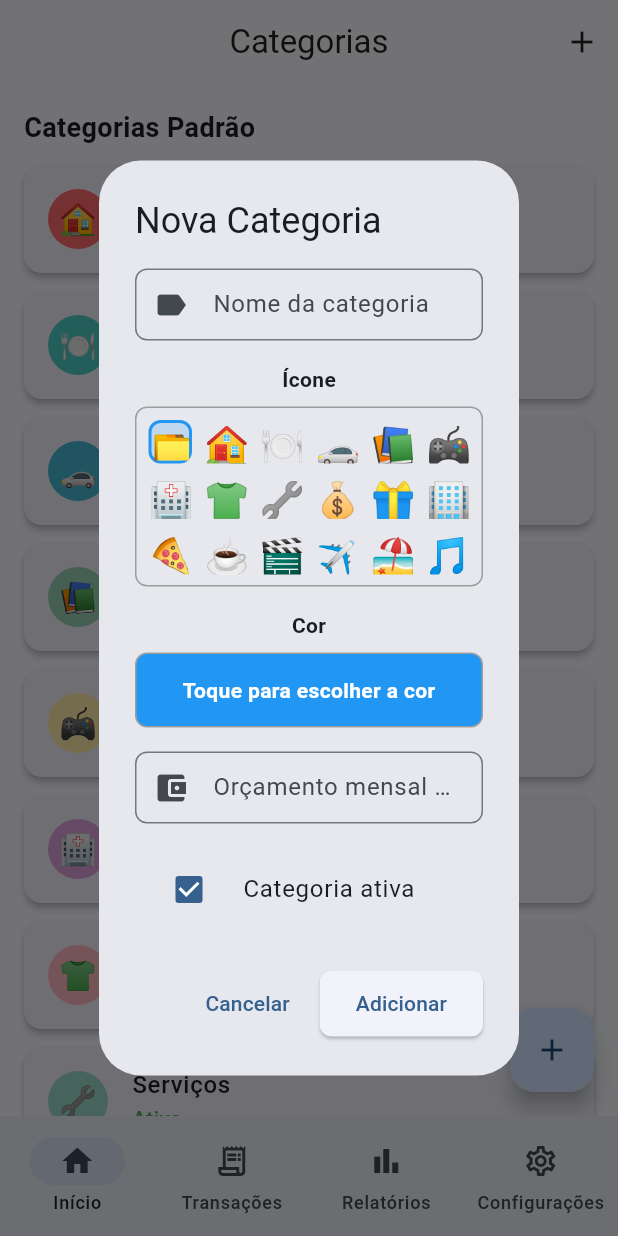
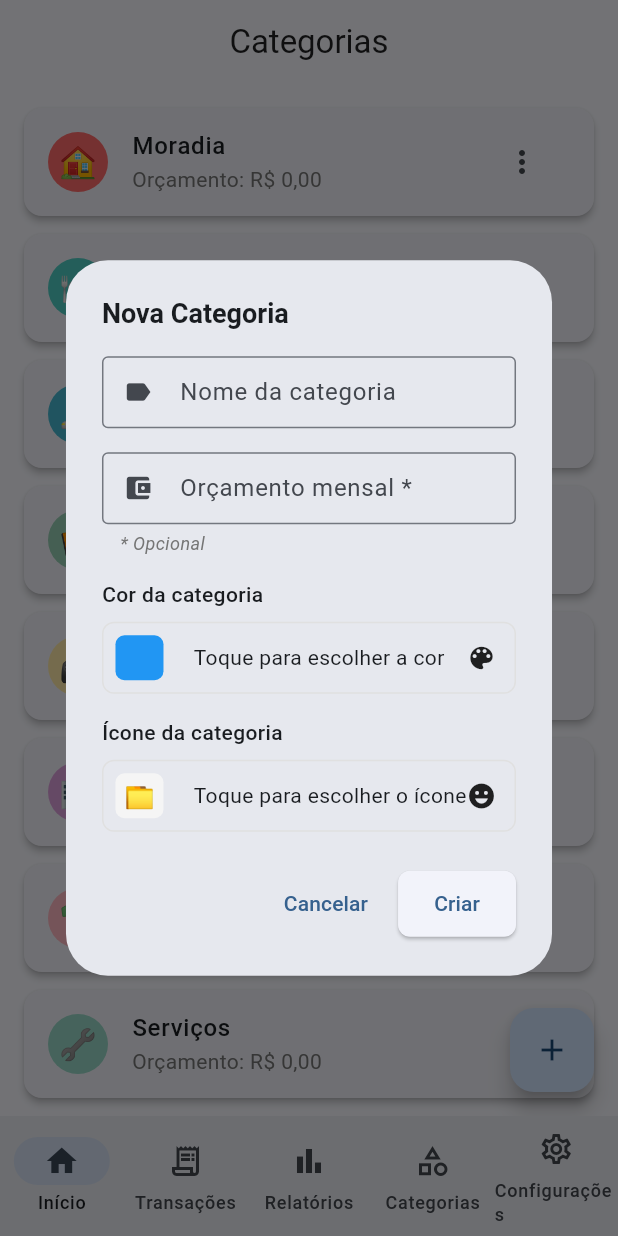
Before and after one commit to gabrielrossiom/app_financeiro_pessoal, a Flutter app: the CategoriesScreen screen opened by its route, after a tap on the "add" icon, on a phone screen of 412 x 824 dp. Run offline on Flutter 3.47's test engine with Material 3 defaults, Android fonts, the phone set to English and light mode, and no system bars; our stand-ins replace fl_chart, flutter_colorpicker, go_router, sqflite; accounts and stored records are empty.

Commit message:
Categorias ok

```diff
--- a/lib/main.dart
+++ b/lib/main.dart
@@ -182,7 +182,6 @@ class _ScaffoldWithNavigationBarState extends State<ScaffoldWithNavigationBar> {
           setState(() {
             _currentIndex = index;
           });
-
           switch (index) {
             case 0:
               context.go('/');
@@ -194,6 +193,9 @@ class _ScaffoldWithNavigationBarState extends State<ScaffoldWithNavigationBar> {
               context.go('/reports');
               break;
             case 3:
+              context.go('/categories');
+              break;
+            case 4:
               context.go('/settings');
               break;
           }
@@ -215,6 +217,11 @@ class _ScaffoldWithNavigationBarState extends State<ScaffoldWithNavigationBar> {
             label: 'Relatórios',
           ),
           NavigationDestination(
+            icon: Icon(Icons.category_outlined),
+            selectedIcon: Icon(Icons.category),
+            label: 'Categorias',
+          ),
+          NavigationDestination(
             icon: Icon(Icons.settings_outlined),
             selectedIcon: Icon(Icons.settings),
             label: 'Configurações',
--- a/lib/models/category.dart
+++ b/lib/models/category.dart
@@ -7,7 +7,6 @@ class Category {
   final String color;
   final double? monthlyBudget;
   final bool isActive;
-  final bool isCustom;
   final DateTime createdAt;
   final DateTime updatedAt;
 
@@ -18,7 +17,6 @@ class Category {
     required this.color,
     this.monthlyBudget,
     this.isActive = true,
-    this.isCustom = false,
     DateTime? createdAt,
     DateTime? updatedAt,
   }) :
@@ -103,7 +101,6 @@ class Category {
     String? color,
     double? monthlyBudget,
     bool? isActive,
-    bool? isCustom,
   }) {
     return Category(
       id: id,
@@ -112,7 +109,6 @@ class Category {
       color: color ?? this.color,
       monthlyBudget: monthlyBudget ?? this.monthlyBudget,
       isActive: isActive ?? this.isActive,
-      isCustom: isCustom ?? this.isCustom,
       createdAt: createdAt,
       updatedAt: DateTime.now(),
     );
@@ -127,7 +123,6 @@ class Category {
       'color': color,
       'monthlyBudget': monthlyBudget,
       'isActive': isActive ? 1 : 0,
-      'isCustom': isCustom ? 1 : 0,
       'createdAt': createdAt.millisecondsSinceEpoch,
       'updatedAt': updatedAt.millisecondsSinceEpoch,
     };
@@ -142,7 +137,6 @@ class Category {
       color: map['color'],
       monthlyBudget: map['monthlyBudget'],
       isActive: map['isActive'] == 1,
-      isCustom: map['isCustom'] == 1,
       createdAt: DateTime.fromMillisecondsSinceEpoch(map['createdAt']),
       updatedAt: DateTime.fromMillisecondsSinceEpoch(map['updatedAt']),
     );
--- a/lib/screens/categories_screen.dart
+++ b/lib/screens/categories_screen.dart
@@ -121,9 +121,8 @@ class _CategoriesScreenState extends State<CategoriesScreen> {
 
     if (confirmed == true) {
       try {
-        // TODO: Implementar exclusão de categoria no provider
-        // final provider = context.read<FinanceProvider>();
-        // await provider.deleteCategory(category.id);
+        final provider = context.read<FinanceProvider>();
+        await provider.deleteCategory(category.id);
         await _loadCategories();
 
         if (mounted) {
@@ -146,78 +145,48 @@ class _CategoriesScreenState extends State<CategoriesScreen> {
     return Scaffold(
       appBar: AppBar(
         title: const Text('Categorias'),
-        actions: [
-          IconButton(
-            onPressed: _showAddCategoryDialog,
-            icon: const Icon(Icons.add),
-          ),
-        ],
       ),
       body: _isLoading
           ? const Center(child: CircularProgressIndicator())
           : RefreshIndicator(
               onRefresh: _loadCategories,
-              child: ListView(
-                padding: const EdgeInsets.all(16),
-                children: [
-                  // Categorias padrão
-                  _buildCategorySection(
-                    'Categorias Padrão',
-                    _categories.where((c) => !c.isCustom).toList(),
-                    canEdit: false,
-                  ),
-                  const SizedBox(height: 24),
-
-                  // Categorias personalizadas
-                  _buildCategorySection(
-                    'Categorias Personalizadas',
-                    _categories.where((c) => c.isCustom).toList(),
-                    canEdit: true,
-                  ),
-                ],
-              ),
+              child: _categories.isEmpty
+                  ? Center(
+                      child: Column(
+                        mainAxisAlignment: MainAxisAlignment.center,
+                        children: [
+                          Icon(Icons.category, size: 64, color: Colors.grey[400]),
+                          const SizedBox(height: 16),
+                          Text(
+                            'Nenhuma categoria encontrada',
+                            style: TextStyle(
+                              fontSize: 16,
+                              color: Colors.grey[600],
+                            ),
+                          ),
+                          const SizedBox(height: 8),
+                          Text(
+                            'Toque no + para adicionar uma categoria',
+                            style: TextStyle(
+                              fontSize: 14,
+                              color: Colors.grey[500],
+                            ),
+                          ),
+                        ],
+                      ),
+                    )
+                  : ListView.builder(
+                      padding: const EdgeInsets.fromLTRB(16, 16, 16, 80), // Padding inferior para o FAB
+                      itemCount: _categories.length,
+                      itemBuilder: (context, index) {
+                        return _buildCategoryCard(_categories[index], true);
+                      },
+                    ),
             ),
       floatingActionButton: FloatingActionButton(
         onPressed: _showAddCategoryDialog,
         child: const Icon(Icons.add),
       ),
-    );
-  }
-
-  Widget _buildCategorySection(String title, List<models.Category> categories, {required bool canEdit}) {
-    return Column(
-      crossAxisAlignment: CrossAxisAlignment.start,
-      children: [
-        Text(
-          title,
-          style: const TextStyle(
-            fontSize: 18,
-            fontWeight: FontWeight.bold,
-          ),
-        ),
-        const SizedBox(height: 12),
-        if (categories.isEmpty)
-          Card(
-            child: Padding(
-              padding: const EdgeInsets.all(32),
-              child: Column(
-                children: [
-                  Icon(Icons.category, size: 64, color: Colors.grey[400]),
-                  const SizedBox(height: 16),
-                  Text(
-                    canEdit ? 'Nenhuma categoria personalizada' : 'Carregando categorias padrão...',
-                    style: TextStyle(
-                      fontSize: 16,
-                      color: Colors.grey[600],
-                    ),
-                  ),
-                ],
-              ),
-            ),
-          )
-        else
-          ...categories.map((category) => _buildCategoryCard(category, canEdit)),
-      ],
     );
   }
 
@@ -236,23 +205,12 @@ class _CategoriesScreenState extends State<CategoriesScreen> {
           category.name,
           style: const TextStyle(fontWeight: FontWeight.w500),
         ),
-        subtitle: Column(
-          crossAxisAlignment: CrossAxisAlignment.start,
-          children: [
-            if (category.monthlyBudget != null && category.monthlyBudget! > 0)
-              Text(
+        subtitle: category.monthlyBudget != null
+            ? Text(
                 'Orçamento: ${Formatters.formatCurrency(category.monthlyBudget!)}',
                 style: TextStyle(color: Colors.grey[600]),
-              ),
-            Text(
-              category.isActive ? 'Ativa' : 'Inativa',
-              style: TextStyle(
-                color: category.isActive ? Colors.green : Colors.red,
-                fontWeight: FontWeight.w500,
-              ),
-            ),
-          ],
-        ),
+              )
+            : null,
         trailing: canEdit
             ? PopupMenuButton<String>(
                 onSelected: (value) {
@@ -270,7 +228,7 @@ class _CategoriesScreenState extends State<CategoriesScreen> {
                     value: 'edit',
                     child: Row(
                       children: [
-                        Icon(Icons.edit),
+                        Icon(Icons.edit, size: 18),
                         SizedBox(width: 8),
                         Text('Editar'),
                       ],
@@ -280,7 +238,7 @@ class _CategoriesScreenState extends State<CategoriesScreen> {
                     value: 'delete',
                     child: Row(
                       children: [
-                        Icon(Icons.delete, color: Colors.red),
+                        Icon(Icons.delete, size: 18, color: Colors.red),
                         SizedBox(width: 8),
                         Text('Excluir', style: TextStyle(color: Colors.red)),
                       ],
@@ -319,6 +277,13 @@ class _CategoryDialogState extends State<_CategoryDialog> {
   final List<String> _availableIcons = [
     '📁', '🏠', '🍽️', '🚗', '📚', '🎮', '🏥', '👕', '🔧', '💰', '🎁', '🏢',
     '🍕', '☕', '🎬', '✈️', '🏖️', '🎵', '📱', '💻', '🎨', '🏃', '🧘', '📖',
+    '🛒', '💊', '🎓', '🏦', '💳', '📊', '🎯', '⭐', '🔥', '💡', '🔑', '🎪',
+    '🏈', '⚽', '🎾', '🏀', '🏓', '🎸', '🎹', '🎤', '🎭', '🎨', '📷', '🎥',
+    '🌍', '🌙', '☀️', '🌈', '🌸', '🌺', '🌻', '🌹', '🍀', '🌴', '🌳', '🌵',
+    '🍎', '🍌', '🍇', '🍓', '🍊', '🍋', '🥑', '🥕', '🥬', '🥩', '🍗', '🐟',
+    '🥛', '🧀', '🍞', '🥐', '🍰', '🍪', '🍦', '🍺', '🍷', '🥤', '🧃', '☕',
+    '🚌', '🚲', '🛵', '🚁', '🚢', '🚅', '🚇', '🚀', '🎠', '🎡', '🎢', '🎪',
+    '🏛️', '🏰', '🏯', '🗼', '🗽', '⛪', '🕌', '🕍', '⛩️', '🕋', '⛺', '🏕️',
   ];
 
   @override
@@ -360,140 +325,214 @@ class _CategoryDialogState extends State<_CategoryDialog> {
     widget.onSave(category);
   }
 
+  void _showColorPicker() {
+    showDialog(
+      context: context,
+      builder: (context) => AlertDialog(
+        title: const Text(
+          'Escolher cor',
+          style: TextStyle(fontSize: 18, fontWeight: FontWeight.bold),
+        ),
+        content: SingleChildScrollView(
+          child: ColorPicker(
+            pickerColor: _selectedColor,
+            onColorChanged: (color) => setState(() => _selectedColor = color),
+            pickerAreaHeightPercent: 0.8,
+          ),
+        ),
+        actions: [
+          TextButton(
+            onPressed: () => Navigator.of(context).pop(),
+            child: const Text('OK'),
+          ),
+        ],
+      ),
+    );
+  }
+
+  void _showIconPicker() {
+    showDialog(
+      context: context,
+      builder: (context) => AlertDialog(
+        title: const Text(
+          'Escolher ícone',
+          style: TextStyle(fontSize: 18, fontWeight: FontWeight.bold),
+        ),
+        content: SizedBox(
+          width: double.maxFinite,
+          height: 350,
+          child: GridView.builder(
+            gridDelegate: const SliverGridDelegateWithFixedCrossAxisCount(
+              crossAxisCount: 8,
+              crossAxisSpacing: 12,
+              mainAxisSpacing: 12,
+            ),
+            itemCount: _availableIcons.length,
+            itemBuilder: (context, index) {
+              final icon = _availableIcons[index];
+              final isSelected = icon == _selectedIcon;
+              return GestureDetector(
+                onTap: () {
+                  setState(() => _selectedIcon = icon);
+                  Navigator.of(context).pop();
+                },
+                child: Container(
+                  decoration: BoxDecoration(
+                    color: isSelected ? Colors.blue.withOpacity(0.2) : Colors.grey.shade50,
+                    border: Border.all(
+                      color: isSelected ? Colors.blue : Colors.grey.shade300,
+                      width: isSelected ? 2 : 1,
+                    ),
+                    borderRadius: BorderRadius.circular(8),
+                  ),
+                  child: Center(
+                    child: Text(
+                      icon,
+                      style: const TextStyle(fontSize: 24),
+                    ),
+                  ),
+                ),
+              );
+            },
+          ),
+        ),
+        actions: [
+          TextButton(
+            onPressed: () => Navigator.of(context).pop(),
+            child: const Text('Cancelar'),
+          ),
+        ],
+      ),
+    );
+  }
+
   @override
   Widget build(BuildContext context) {
     final isEditing = widget.category != null;
 
     return AlertDialog(
-      title: Text(isEditing ? 'Editar Categoria' : 'Nova Categoria'),
+      title: Text(
+        isEditing ? 'Editar Categoria' : 'Nova Categoria',
+        style: const TextStyle(fontSize: 18, fontWeight: FontWeight.w600),
+      ),
       content: Form(
         key: _formKey,
         child: SingleChildScrollView(
           child: Column(
             mainAxisSize: MainAxisSize.min,
+            crossAxisAlignment: CrossAxisAlignment.start,
             children: [
               // Nome
               TextFormField(
                 controller: _nameController,
                 decoration: const InputDecoration(
                   labelText: 'Nome da categoria',
-                  prefixIcon: Icon(Icons.label),
+                  prefixIcon: Icon(Icons.label, size: 20),
+                  border: OutlineInputBorder(),
                 ),
                 validator: (value) {
                   if (value == null || value.trim().isEmpty) {
-                    return 'Digite um nome para a categoria';
+                    return 'Nome é obrigatório';
                   }
                   return null;
                 },
               ),
               const SizedBox(height: 16),
 
-              // Ícone
-              const Text('Ícone', style: TextStyle(fontWeight: FontWeight.bold)),
-              const SizedBox(height: 8),
-              Container(
-                height: 120,
-                decoration: BoxDecoration(
-                  border: Border.all(color: Colors.grey),
-                  borderRadius: BorderRadius.circular(8),
+              // Orçamento mensal
+              TextFormField(
+                controller: _budgetController,
+                keyboardType: TextInputType.number,
+                decoration: const InputDecoration(
+                  labelText: 'Orçamento mensal *',
+                  prefixIcon: Icon(Icons.account_balance_wallet, size: 20),
+                  border: OutlineInputBorder(),
                 ),
-                child: GridView.builder(
-                  padding: const EdgeInsets.all(8),
-                  gridDelegate: const SliverGridDelegateWithFixedCrossAxisCount(
-                    crossAxisCount: 6,
-                    crossAxisSpacing: 8,
-                    mainAxisSpacing: 8,
+              ),
+              Padding(
+                padding: const EdgeInsets.only(top: 4, left: 12),
+                child: Text(
+                  '* Opcional',
+                  style: TextStyle(
+                    fontSize: 12,
+                    color: Colors.grey[600],
+                    fontStyle: FontStyle.italic,
                   ),
-                  itemCount: _availableIcons.length,
-                  itemBuilder: (context, index) {
-                    final icon = _availableIcons[index];
-                    final isSelected = icon == _selectedIcon;
-
-                    return GestureDetector(
-                      onTap: () => setState(() => _selectedIcon = icon),
-                      child: Container(
-                        decoration: BoxDecoration(
-                          color: isSelected ? _selectedColor.withOpacity(0.2) : null,
-                          border: isSelected ? Border.all(color: _selectedColor, width: 2) : null,
-                          borderRadius: BorderRadius.circular(8),
-                        ),
-                        child: Center(
-                          child: Text(
-                            icon,
-                            style: const TextStyle(fontSize: 24),
-                          ),
-                        ),
-                      ),
-                    );
-                  },
                 ),
               ),
               const SizedBox(height: 16),
 
               // Cor
-              const Text('Cor', style: TextStyle(fontWeight: FontWeight.bold)),
+              const Text('Cor da categoria', style: TextStyle(fontWeight: FontWeight.w500)),
               const SizedBox(height: 8),
-              GestureDetector(
-                onTap: () {
-                  showDialog(
-                    context: context,
-                    builder: (context) => AlertDialog(
-                      title: const Text('Escolher cor'),
-                      content: SingleChildScrollView(
-                        child: ColorPicker(
-                          pickerColor: _selectedColor,
-                          onColorChanged: (color) => setState(() => _selectedColor = color),
-                          pickerAreaHeightPercent: 0.8,
+              Container(
+                height: 48, // Mesmo tamanho do TextFormField
+                decoration: BoxDecoration(
+                  border: Border.all(color: Colors.grey.shade300),
+                  borderRadius: BorderRadius.circular(8),
+                ),
+                child: InkWell(
+                  onTap: _showColorPicker,
+                  borderRadius: BorderRadius.circular(8),
+                  child: Row(
+                    children: [
+                      Container(
+                        width: 32,
+                        height: 32,
+                        margin: const EdgeInsets.all(8),
+                        decoration: BoxDecoration(
+                          color: _selectedColor,
+                          borderRadius: BorderRadius.circular(6),
                         ),
                       ),
-                      actions: [
-                        TextButton(
-                          onPressed: () => Navigator.of(context).pop(),
-                          child: const Text('OK'),
-                        ),
-                      ],
-                    ),
-                  );
-                },
-                child: Container(
-                  width: double.infinity,
-                  height: 50,
-                  decoration: BoxDecoration(
-                    color: _selectedColor,
-                    borderRadius: BorderRadius.circular(8),
-                    border: Border.all(color: Colors.grey),
-                  ),
-                  child: const Center(
-                    child: Text(
-                      'Toque para escolher a cor',
-                      style: TextStyle(
-                        color: Colors.white,
-                        fontWeight: FontWeight.bold,
-                      ),
-                    ),
+                      const SizedBox(width: 12),
+                      const Text('Toque para escolher a cor'),
+                      const Spacer(),
+                      const Icon(Icons.color_lens, size: 20),
+                      const SizedBox(width: 12),
+                    ],
                   ),
                 ),
               ),
               const SizedBox(height: 16),
 
-              // Orçamento mensal
-              TextFormField(
-                controller: _budgetController,
-                decoration: const InputDecoration(
-                  labelText: 'Orçamento mensal (opcional)',
-                  prefixIcon: Icon(Icons.account_balance_wallet),
-                  prefixText: 'R\$ ',
+              // Ícone
+              const Text('Ícone da categoria', style: TextStyle(fontWeight: FontWeight.w500)),
+              const SizedBox(height: 8),
+              Container(
+                height: 48, // Mesmo tamanho do TextFormField
+                decoration: BoxDecoration(
+                  border: Border.all(color: Colors.grey.shade300),
+                  borderRadius: BorderRadius.circular(8),
                 ),
-                keyboardType: const TextInputType.numberWithOptions(decimal: true),
-              ),
-              const SizedBox(height: 16),
-
-              // Status ativo
-              CheckboxListTile(
-                title: const Text('Categoria ativa'),
-                value: _isActive,
-                onChanged: (value) => setState(() => _isActive = value ?? true),
-                controlAffinity: ListTileControlAffinity.leading,
+                child: InkWell(
+                  onTap: _showIconPicker,
+                  borderRadius: BorderRadius.circular(8),
+                  child: Row(
+                    children: [
+                      Container(
+                        width: 32,
+                        height: 32,
+                        margin: const EdgeInsets.all(8),
+                        decoration: BoxDecoration(
+                          color: Colors.grey.shade100,
+                          borderRadius: BorderRadius.circular(6),
+                        ),
+                        child: Center(
+                          child: Text(
+                            _selectedIcon,
+                            style: const TextStyle(fontSize: 16),
+                          ),
+                        ),
+                      ),
+                      const SizedBox(width: 12),
+                      const Text('Toque para escolher o ícone'),
+                      const Spacer(),
+                      const Icon(Icons.emoji_emotions, size: 20),
+                      const SizedBox(width: 12),
+                    ],
+                  ),
+                ),
               ),
             ],
           ),
@@ -506,7 +545,7 @@ class _CategoryDialogState extends State<_CategoryDialog> {
         ),
         ElevatedButton(
           onPressed: _saveCategory,
-          child: Text(isEditing ? 'Salvar' : 'Adicionar'),
+          child: Text(isEditing ? 'Salvar' : 'Criar'),
         ),
       ],
     );
--- a/lib/screens/reports_screen.dart
+++ b/lib/screens/reports_screen.dart
@@ -27,7 +27,10 @@ class _ReportsScreenState extends State<ReportsScreen> {
   @override
   void initState() {
     super.initState();
-    _loadReportData();
+    // Carregar dados após o build inicial
+    WidgetsBinding.instance.addPostFrameCallback((_) {
+      _loadReportData();
+    });
   }
 
   Future<void> _loadReportData() async {
--- a/lib/services/database_service.dart
+++ b/lib/services/database_service.dart
@@ -26,7 +26,6 @@ class DatabaseService {
       path,
       version: _databaseVersion,
       onCreate: _onCreate,
-      onUpgrade: _onUpgrade,
     );
   }
 
@@ -40,7 +39,6 @@ class DatabaseService {
         color TEXT NOT NULL,
         monthlyBudget REAL,
         isActive INTEGER NOT NULL DEFAULT 1,
-        isCustom INTEGER NOT NULL DEFAULT 0,
         createdAt INTEGER NOT NULL,
         updatedAt INTEGER NOT NULL
       )
@@ -102,10 +100,6 @@ class DatabaseService {
 
     // Inserir categorias padrão
     await _insertDefaultCategories(db);
-  }
-
-  Future<void> _onUpgrade(Database db, int oldVersion, int newVersion) async {
-    // Implementar migrações futuras aqui
   }
 
   Future<void> _insertDefaultCategories(Database db) async {
--- a/lib/widgets/recent_transactions_card.dart
+++ b/lib/widgets/recent_transactions_card.dart
@@ -1,6 +1,7 @@
 import 'package:flutter/material.dart';
 import '../models/models.dart' as models;
 import '../utils/utils.dart';
+import 'package:go_router/go_router.dart';
 
 class RecentTransactionsCard extends StatelessWidget {
   final List<models.Transaction> transactions;
@@ -31,7 +32,7 @@ class RecentTransactionsCard extends StatelessWidget {
                 ),
                 TextButton(
                   onPressed: () {
-                    Navigator.pushNamed(context, '/transactions');
+                    context.go('/transactions');
                   },
                   child: const Text('Ver Todas'),
                 ),
```
Also changed, not shown: lib/providers/finance_provider.dart (+14 -0 lines), lib/screens/home_screen.dart (+5 -4 lines).
